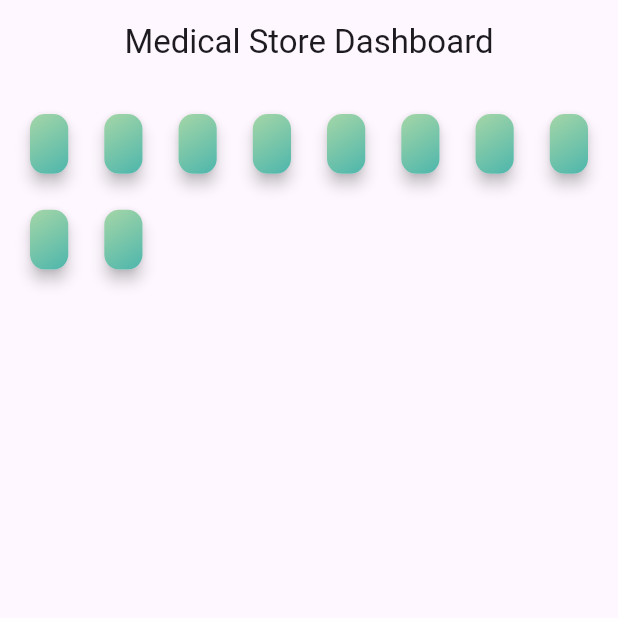
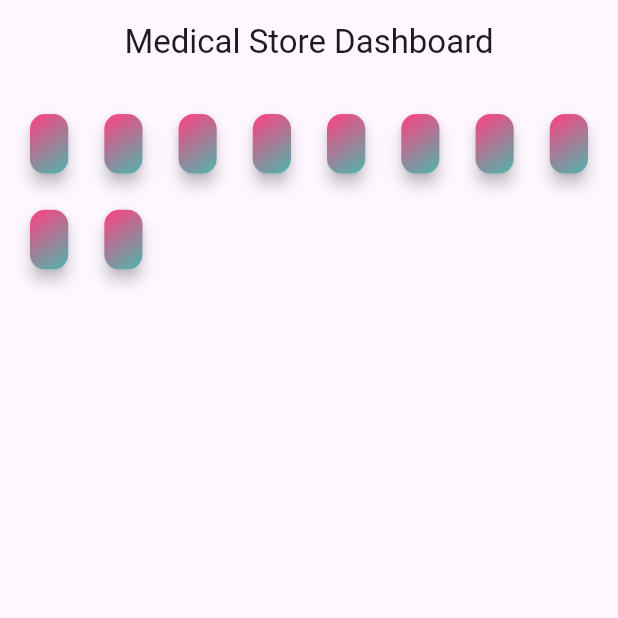
Before and after one commit to ahmedrazakhan-412/PharmEasyApp, a Flutter app: the screen it shows after launch, on a phone screen of 412 x 824 dp, the top half of it. Run offline on Flutter 3.47's test engine with Material 2 defaults, Android fonts, the phone set to English and light mode, and no system bars; our stand-ins replace dio.

Commit message:
card changes

```diff
--- a/lib/Dashboard/DashboardModuleCard.dart
+++ b/lib/Dashboard/DashboardModuleCard.dart
@@ -21,7 +21,7 @@ class DashboardModuleCard extends StatelessWidget {
           padding: EdgeInsets.all(16.0),
           decoration: BoxDecoration(
             gradient: LinearGradient(
-              colors: [Colors.green.shade200, Colors.teal.shade300],
+              colors: [Colors.pinkAccent.shade200, Colors.teal.shade300],
               begin: Alignment.topLeft,
               end: Alignment.bottomRight,
             ),
```
